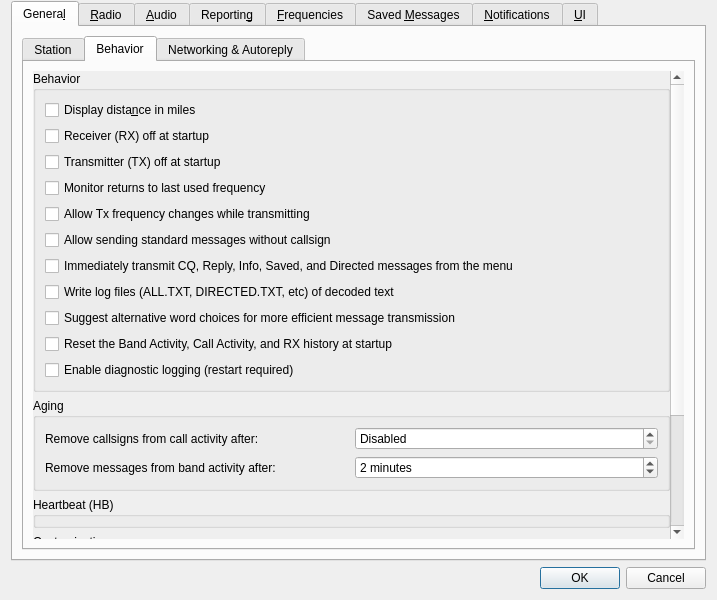
avantol/JS8Call-Subspace-Mode, file JS8_UI/Configuration.ui: the form before one commit.
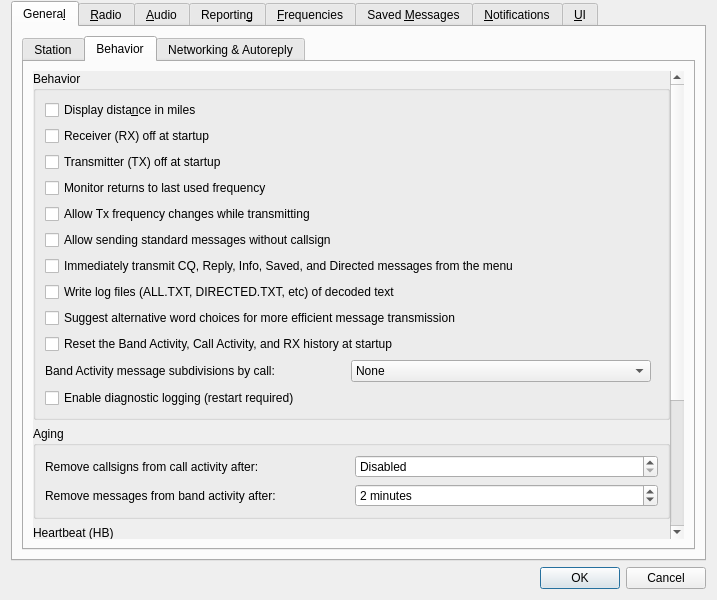
The form after the commit. The open tabs and pages were chosen to show the change. Custom widgets are drawn as their Qt base class.

Commit message: Build 82-subdiv: Band activity message subdivisions, dedup, UI fixes

What changed in the file:
```diff
--- a/JS8_UI/Configuration.ui
+++ b/JS8_UI/Configuration.ui
@@ -432,6 +432,48 @@
                     </property>
                    </widget>
                   </item>
+                  <item>
+                   <layout class="QHBoxLayout">
+                    <item>
+                     <widget class="QLabel" name="label_subdivisions">
+                      <property name="text">
+                       <string>Band Activity message subdivisions by call:</string>
+                      </property>
+                     </widget>
+                    </item>
+                    <item>
+                     <widget class="QComboBox" name="cbSubdivisions">
+                      <item>
+                       <property name="text">
+                        <string>None</string>
+                       </property>
+                      </item>
+                      <item>
+                       <property name="text">
+                        <string>2</string>
+                       </property>
+                      </item>
+                      <item>
+                       <property name="text">
+                        <string>3</string>
+                       </property>
+                      </item>
+                      <item>
+                       <property name="text">
+                        <string>4</string>
+                       </property>
+                      </item>
+                     </widget>
+                    </item>
+                    <item>
+                     <spacer>
+                      <property name="orientation">
+                       <enum>Qt::Orientation::Horizontal</enum>
+                      </property>
+                     </spacer>
+                    </item>
+                   </layout>
+                  </item>
                   <item>
                    <widget class="QCheckBox" name="diagnosticLogging_checkBox">
                     <property name="text">
```
The commit also changes 8 other files.
